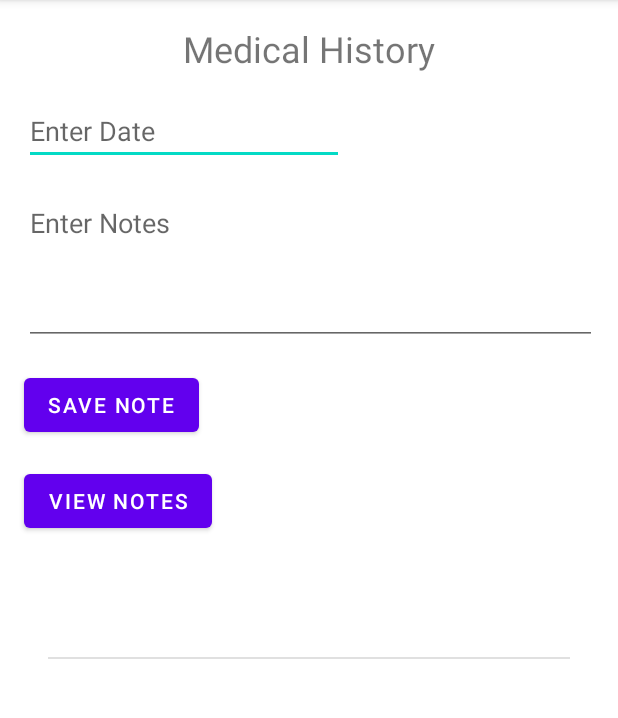
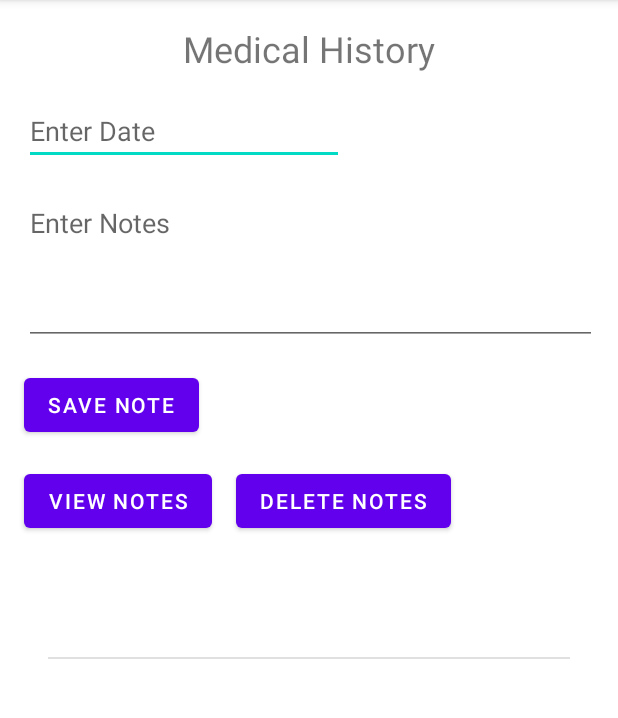
Before and after one commit to jenlebaron/Dog_Log, an Android app: the MedicalHistory screen opened directly, with no data from a screen before it, after a tap on "VIEW NOTES", on a phone screen of 412 x 824 dp, the part 84-802 px from its top. Run offline under Robolectric (Android 15) with nearby library versions, the phone set to English and light mode, and no system bars.

Commit message:
added ability to delete all saved notes in medical history

```diff
--- a/app/src/main/java/team16/doglog/MedicalHistory.java
+++ b/app/src/main/java/team16/doglog/MedicalHistory.java
@@ -7,6 +7,7 @@ import android.content.SharedPreferences;
 import android.os.Bundle;
 import android.util.Log;
 import android.view.View;
+import android.widget.AdapterView;
 import android.widget.ArrayAdapter;
 import android.widget.EditText;
 import android.widget.ListView;
@@ -59,5 +60,26 @@ public class MedicalHistory extends AppCompatActivity {
                         android.R.layout.simple_list_item_1,
                         noteList);
         lv.setAdapter(adapter);
+
+        /*lv.setOnItemClickListener(new AdapterView.OnItemClickListener() {
+
+            public void onItemClick(AdapterView<?> adapter, View v, int position, long id) {
+
+                //MyClass selItem = (MyClass) myList.getSelectedItem(); //
+                String value = (String) lv.getItemAtPosition(position);
+                //value =
+
+            }
+        }*/
     }
+
+    public void deleteNotes(View view){
+        SharedPreferences sharedPrefs = this.getSharedPreferences("medicalHistoryNotes", Context.MODE_PRIVATE);
+        SharedPreferences.Editor editor = sharedPrefs.edit();
+        editor.clear();
+        editor.commit();
+        loadHistory(view);
+    }
+
+
 }
--- a/app/src/main/res/layout/activity_medical_history.xml
+++ b/app/src/main/res/layout/activity_medical_history.xml
@@ -28,7 +28,7 @@
         android:layout_marginTop="16dp"
         android:ems="10"
         android:hint="@string/medical_history_date"
-        android:inputType="textPersonName"
+        android:inputType="date|datetime"
         app:layout_constraintStart_toStartOf="parent"
         app:layout_constraintTop_toBottomOf="@+id/textView2" />
 
@@ -73,6 +73,7 @@
         tools:ignore="MissingConstraints" />
 
     <LinearLayout
+        android:id="@+id/button_delete_notes"
         android:layout_width="match_parent"
         android:layout_height="0dp"
         android:layout_marginStart="16dp"
@@ -102,4 +103,16 @@
         </ListView>
     </LinearLayout>
 
+    <Button
+        android:id="@+id/delete_notes_button"
+        android:layout_width="wrap_content"
+        android:layout_height="wrap_content"
+        android:layout_marginStart="16dp"
+        android:layout_marginLeft="16dp"
+        android:layout_marginTop="16dp"
+        android:text="Delete Notes"
+        android:onClick="deleteNotes"
+        app:layout_constraintStart_toEndOf="@+id/view_notes_button"
+        app:layout_constraintTop_toBottomOf="@+id/medical_history_save" />
+
 </androidx.constraintlayout.widget.ConstraintLayout>
```
